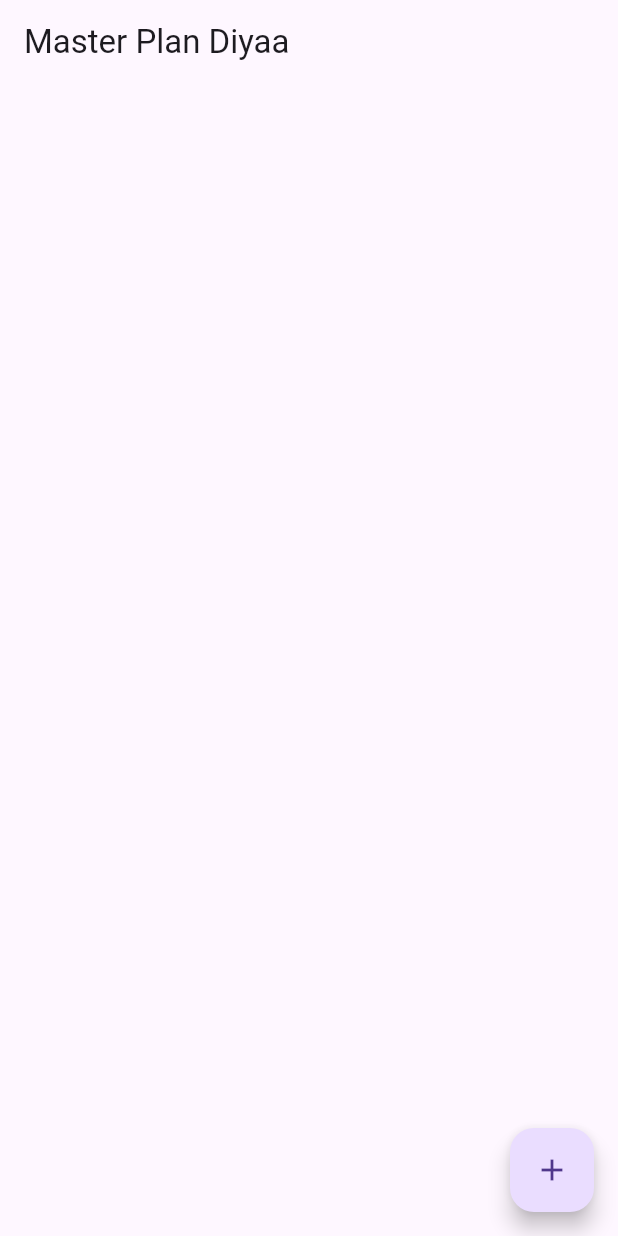
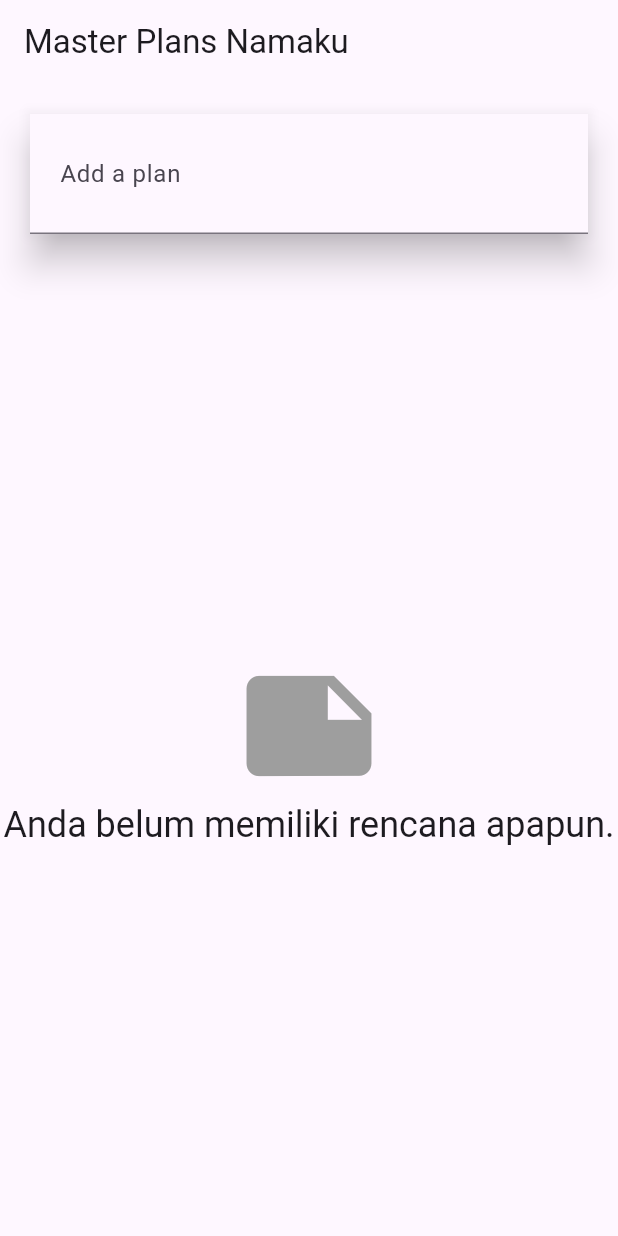
Before and after one commit to Sadiya8924/Mobile2025_2341720147, a Flutter app: the screen it shows after launch, on a phone screen of 412 x 824 dp. Run offline on Flutter 3.47's test engine with Material 3 defaults, Android fonts, the phone set to English and light mode, and no system bars; our stand-ins replace auto_size_text.

Commit message:
Praktikum 2 dan Praktikum 3

```diff
--- a/codelab10_dart/master_plan/lib/main.dart
+++ b/codelab10_dart/master_plan/lib/main.dart
@@ -1,5 +1,7 @@
 import 'package:flutter/material.dart';
-import './views/plan_screen.dart';
+import './views/plan_creator_screen.dart'; // <-- Impor baru
+import './provider/plan_provider.dart';
+import './models/data_layer.dart';
 
 void main() => runApp(MasterPlanApp());
 
@@ -8,9 +10,15 @@
 
   @override
   Widget build(BuildContext context) {
-    return MaterialApp(
-     theme: ThemeData(primarySwatch: Colors.purple),
-     home: PlanScreen(),
+    return PlanProvider(
+      notifier: ValueNotifier<List<Plan>>(const []), // <-- Diubah di Lk. 2
+      child: MaterialApp(
+        title: 'State management app',
+        theme: ThemeData(
+          primarySwatch: Colors.blue,
+        ),
+        home: const PlanCreatorScreen(), // <-- Diubah di Lk. 9
+      ),
     );
   }
 }
--- a/codelab10_dart/master_plan/lib/models/plan.dart
+++ b/codelab10_dart/master_plan/lib/models/plan.dart
@@ -5,4 +5,11 @@
   final List<Task> tasks;
 
   const Plan({this.name = '', this.tasks = const []});
+
+  int get completedCount => tasks
+    .where((task) => task.complete)
+    .length;
+
+  String get completenessMessage =>
+    '$completedCount out of ${tasks.length} tasks';
 }
--- /dev/null
+++ b/codelab10_dart/master_plan/lib/provider/plan_provider.dart
@@ -0,0 +1,12 @@
+import 'package:flutter/material.dart';
+import '../models/data_layer.dart';
+
+class PlanProvider extends InheritedNotifier<ValueNotifier<List<Plan>>> {
+  const PlanProvider({super.key, required Widget child, required ValueNotifier<List<Plan>> notifier})
+     : super(child: child, notifier: notifier);
+
+  static ValueNotifier<List<Plan>> of(BuildContext context) {
+    return context.
+      dependOnInheritedWidgetOfExactType<PlanProvider>()!.notifier!;
+  }
+}
--- /dev/null
+++ b/codelab10_dart/master_plan/lib/views/plan_creator_screen.dart
@@ -0,0 +1,94 @@
+import 'package:flutter/material.dart';
+import '../models/data_layer.dart';
+import '../provider/plan_provider.dart';
+import './plan_screen.dart';
+
+class PlanCreatorScreen extends StatefulWidget {
+  const PlanCreatorScreen({super.key});
+
+  @override
+  State<PlanCreatorScreen> createState() => _PlanCreatorScreenState();
+}
+
+class _PlanCreatorScreenState extends State<PlanCreatorScreen> {
+  // Langkah 10
+  final textController = TextEditingController();
+
+  // Langkah 10
+  @override
+  void dispose() {
+    textController.dispose();
+    super.dispose();
+  }
+
+  // Langkah 11
+  @override
+  Widget build(BuildContext context) {
+    return Scaffold(
+      // ganti ‘Namaku' dengan nama panggilan Anda
+      appBar: AppBar(title: const Text('Master Plans Namaku')),
+      body: Column(children: [
+        _buildListCreator(),
+        Expanded(child: _buildMasterPlans())
+      ]),
+    );
+  }
+
+  // Langkah 12
+  Widget _buildListCreator() {
+    return Padding(
+        padding: const EdgeInsets.all(20.0),
+        child: Material(
+          color: Theme.of(context).cardColor,
+          elevation: 10,
+          child: TextField(
+              controller: textController,
+              decoration: const InputDecoration(
+                  labelText: 'Add a plan',
+                  contentPadding: EdgeInsets.all(20)),
+              onEditingComplete: addPlan),
+        ));
+  }
+
+  // Langkah 13
+  void addPlan() {
+    final text = textController.text;
+    if (text.isEmpty) {
+      return;
+    }
+    final plan = Plan(name: text, tasks: []);
+    ValueNotifier<List<Plan>> planNotifier = PlanProvider.of(context);
+    planNotifier.value = List<Plan>.from(planNotifier.value)..add(plan);
+    textController.clear();
+    FocusScope.of(context).requestFocus(FocusNode());
+    setState(() {});
+  }
+
+  // Langkah 14
+  Widget _buildMasterPlans() {
+    ValueNotifier<List<Plan>> planNotifier = PlanProvider.of(context);
+    List<Plan> plans = planNotifier.value;
+
+    if (plans.isEmpty) {
+      return Column(
+          mainAxisAlignment: MainAxisAlignment.center,
+          children: <Widget>[
+            const Icon(Icons.note, size: 100, color: Colors.grey),
+            Text('Anda belum memiliki rencana apapun.',
+                style: Theme.of(context).textTheme.headlineSmall)
+          ]);
+    }
+    return ListView.builder(
+        itemCount: plans.length,
+        itemBuilder: (context, index) {
+          final plan = plans[index];
+          return ListTile(
+              title: Text(plan.name),
+              subtitle: Text(plan.completenessMessage),
+              onTap: () {
+                Navigator.of(context).push(
+                    MaterialPageRoute(builder: (_) => PlanScreen(plan: plan,)));
+              });
+        });
+  }
+}
```
Also changed, not shown: codelab10_dart/master_plan/lib/views/plan_screen.dart (+105 -68 lines), codelab10_dart/img/P2.png (added), codelab10_dart/img/P3.png (added).
